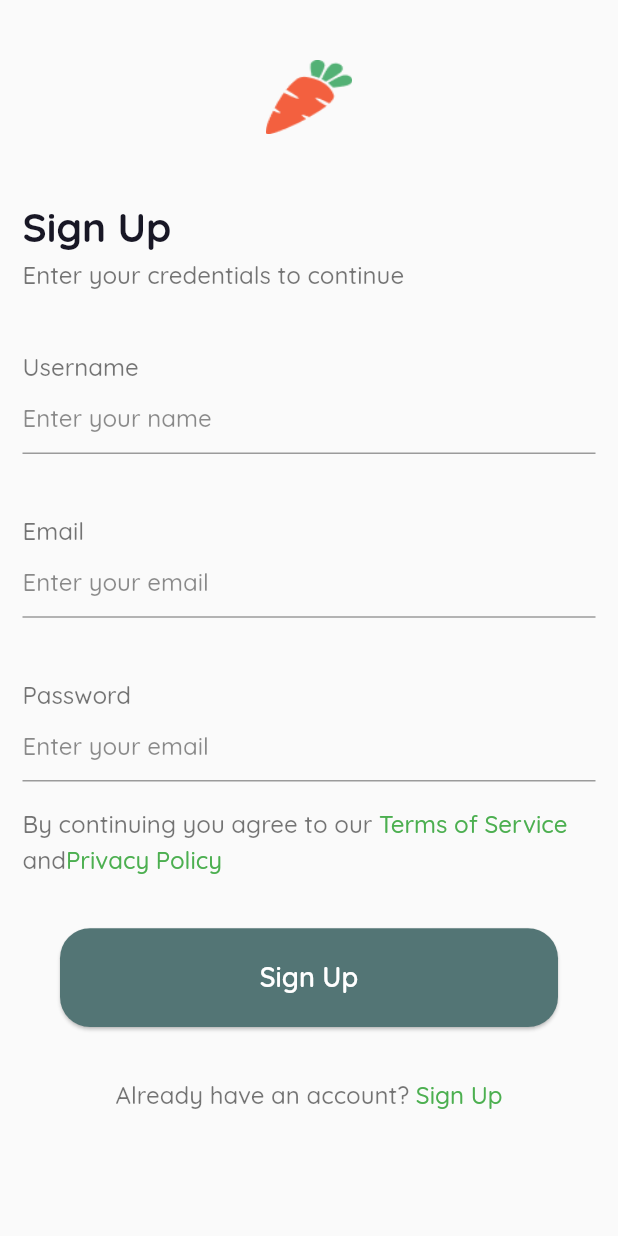
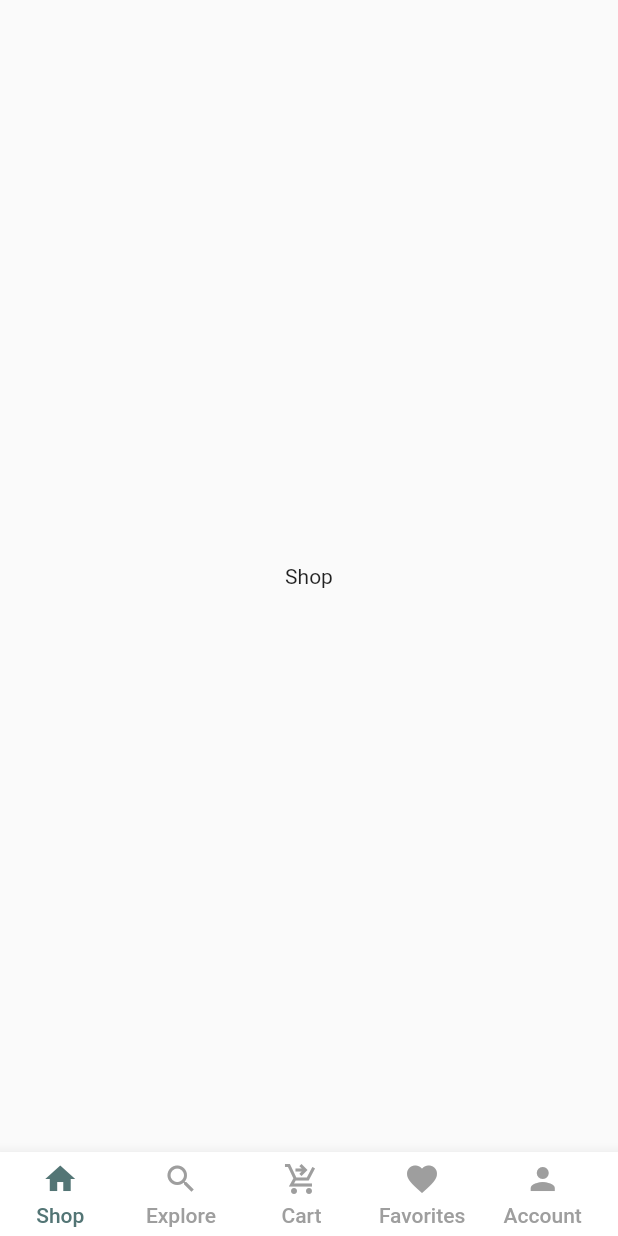
Before and after one commit to siddeeqtech/Food_application, a Flutter app: the Register screen opened directly, after a tap on "Sign Up", on a phone screen of 412 x 824 dp. Run offline on Flutter 3.47's test engine with Material 2 defaults, Android fonts, the phone set to English and light mode, and no system bars; drawn by our look-alikes of animated_bottom_navigation_bar, auto_size_text; our stand-ins replace dropdown_button2, get, google_fonts.

```diff
--- /dev/null
+++ b/lib/Controller/ItemController.dart
@@ -0,0 +1,3 @@
+import 'package:get/get.dart';
+
+class ItemController extends GetxController {}
--- /dev/null
+++ b/lib/View/BottomBar/Account.dart
@@ -0,0 +1,15 @@
+import 'package:flutter/material.dart';
+
+class Account extends StatefulWidget {
+  const Account({Key? key}) : super(key: key);
+
+  @override
+  State<Account> createState() => _AccountState();
+}
+
+class _AccountState extends State<Account> {
+  @override
+  Widget build(BuildContext context) {
+    return Container();
+  }
+}
--- /dev/null
+++ b/lib/View/BottomBar/Cart.dart
@@ -0,0 +1,15 @@
+import 'package:flutter/material.dart';
+
+class Cart extends StatefulWidget {
+  const Cart({Key? key}) : super(key: key);
+
+  @override
+  State<Cart> createState() => _CartState();
+}
+
+class _CartState extends State<Cart> {
+  @override
+  Widget build(BuildContext context) {
+    return Container();
+  }
+}
--- /dev/null
+++ b/lib/View/BottomBar/Explore.dart
@@ -0,0 +1,15 @@
+import 'package:flutter/material.dart';
+
+class Explore extends StatefulWidget {
+  const Explore({Key? key}) : super(key: key);
+
+  @override
+  State<Explore> createState() => _ExploreState();
+}
+
+class _ExploreState extends State<Explore> {
+  @override
+  Widget build(BuildContext context) {
+    return Container();
+  }
+}
--- /dev/null
+++ b/lib/View/BottomBar/Favourite.dart
@@ -0,0 +1,15 @@
+import 'package:flutter/material.dart';
+
+class Favourite extends StatefulWidget {
+  const Favourite({Key? key}) : super(key: key);
+
+  @override
+  State<Favourite> createState() => _FavouriteState();
+}
+
+class _FavouriteState extends State<Favourite> {
+  @override
+  Widget build(BuildContext context) {
+    return Container();
+  }
+}
--- /dev/null
+++ b/lib/View/BottomBar/Shop.dart
@@ -0,0 +1,19 @@
+import 'package:flutter/material.dart';
+
+class Shop extends StatefulWidget {
+  const Shop({Key? key}) : super(key: key);
+
+  @override
+  State<Shop> createState() => _ShopState();
+}
+
+class _ShopState extends State<Shop> {
+  @override
+  Widget build(BuildContext context) {
+    return Scaffold(
+      body: Center(
+        child: Text('Shop'),
+      ),
+    );
+  }
+}
--- /dev/null
+++ b/lib/View/Home.dart
@@ -0,0 +1,97 @@
+import 'package:animated_bottom_navigation_bar/animated_bottom_navigation_bar.dart';
+import 'package:auto_size_text/auto_size_text.dart';
+import 'package:flutter/material.dart';
+import 'package:mongo_authentication/Constants/constants.dart';
+
+import 'BottomBar/Account.dart';
+import 'BottomBar/Cart.dart';
+import 'BottomBar/Explore.dart';
+import 'BottomBar/Favourite.dart';
+import 'BottomBar/Shop.dart';
+
+class Home extends StatefulWidget {
+  const Home({Key? key}) : super(key: key);
+
+  @override
+  State<Home> createState() => _HomeState();
+}
+
+class _HomeState extends State<Home> {
+  int activeIndex = 0;
+  var myGroup = AutoSizeGroup();
+
+  @override
+  Widget build(BuildContext context) {
+    return Scaffold(
+      body: getBody(),
+      bottomNavigationBar: getFooter(),
+    );
+  }
+
+  Widget getFooter() {
+    List<IconData> icons = [
+      Icons.home,
+      Icons.search,
+      Icons.shopping_cart_checkout_sharp,
+      Icons.favorite,
+      Icons.person,
+    ];
+    List<String> names = ["Shop", "Explore", "Cart", "Favorites", "Account"];
+    return AnimatedBottomNavigationBar.builder(
+      backgroundColor: Colors.white,
+      splashColor: Colors.yellowAccent,
+      notchSmoothness: NotchSmoothness.softEdge,
+      itemCount: icons.length,
+      activeIndex: activeIndex,
+      gapWidth: 10,
+      onTap: (index) {
+        selectedTab(index);
+      },
+      //other params
+      tabBuilder: (int index, bool isActive) {
+        final color = isActive ? primaryColor : Colors.grey;
+        return Column(
+          mainAxisSize: MainAxisSize.min,
+          mainAxisAlignment: MainAxisAlignment.center,
+          children: [
+            Icon(
+              icons[index],
+              size: 24,
+              color: color,
+            ),
+            const SizedBox(height: 4),
+            Padding(
+              padding: const EdgeInsets.symmetric(horizontal: 8),
+              child: AutoSizeText(
+                names[index],
+                maxLines: 1,
+                style: TextStyle(color: color, fontWeight: FontWeight.w500),
+                group: myGroup,
+              ),
+            )
+          ],
+        );
+      },
+    );
+  }
+
+  selectedTab(index) {
+    setState(() {
+      activeIndex = index;
+    });
+  }
+
+  Widget getBody() {
+    List<Widget> pages = [
+      const Shop(),
+      const Explore(),
+      const Cart(),
+      const Favourite(),
+      const Account(),
+    ];
+    return IndexedStack(
+      index: activeIndex,
+      children: pages,
+    );
+  }
+}
--- a/lib/View/Register.dart
+++ b/lib/View/Register.dart
@@ -1,6 +1,8 @@
 import 'package:flutter/material.dart';
 import 'package:get/get.dart';
 import 'package:google_fonts/google_fonts.dart';
+
+import 'Home.dart';
 
 class Register extends StatefulWidget {
   const Register({Key? key}) : super(key: key);
@@ -39,9 +41,9 @@ class _RegisterState extends State<Register> {
               rowText("By continuing you agree to our ", "Terms of Service"),
               rowText("and", "Privacy Policy"),
               SizedBox(height: size.height * 0.01),
-              showButton("Sign Up", () => Get.to(() => const Register())),
+              showButton("Sign Up", () => Get.to(() => const Home())),
               SizedBox(height: size.height * 0.01),
-              accountText("Already have an account? ", "Sign Up")
+              accountText("Already have an account? ", "Sign in")
             ],
           ),
         ),
--- a/lib/main.dart
+++ b/lib/main.dart
@@ -8,7 +8,7 @@ void main() {
     theme: ThemeData(
       primaryColor: const Color.fromARGB(255, 83, 117, 117),
     ),
-    home: const Home(),
+    home: const Welcome(),
     debugShowCheckedModeBanner: false,
   ));
 }
--- a/pubspec.yaml
+++ b/pubspec.yaml
@@ -37,6 +37,8 @@ dependencies:
   get: ^4.6.5
   google_fonts: ^3.0.1
   dropdown_button2: ^1.6.2
+  animated_bottom_navigation_bar: ^1.0.0
+  auto_size_text: ^3.0.0
 
 dev_dependencies:
   flutter_test:
```
Also changed, not shown: lib/View/Login.dart (+23 -0 lines), lib/View/Welcome.dart (+4 -4 lines), lib/View/Extras/Beverages.dart (added), lib/View/Extras/filter.dart (added), lib/View/Extras/iIemDetails.dart (added), pubspec.lock.
